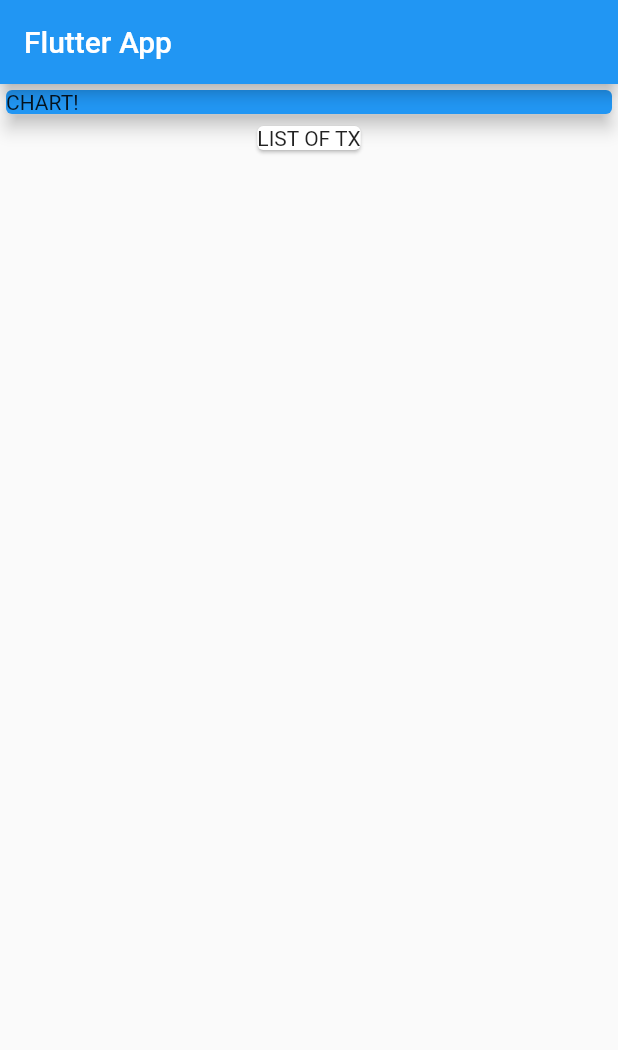
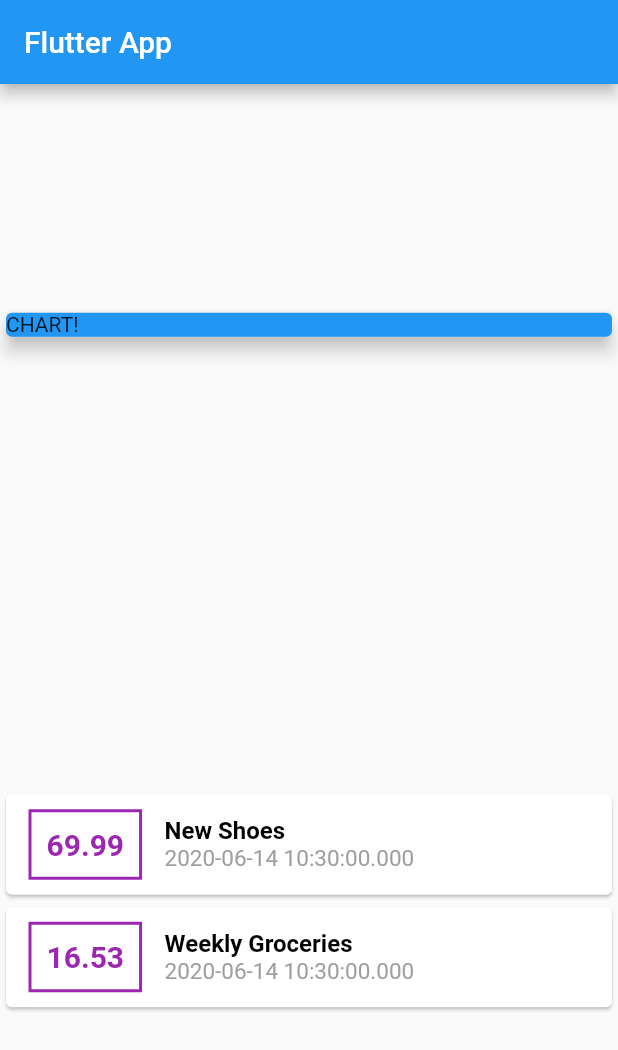
Before and after one commit to oliviasl/Expense-Tracker, a Flutter app: the screen it shows after launch, on a phone screen of 412 x 824 dp. Shown: the top 1050 px of the screen. Run offline on Flutter 3.47's test engine with Material 2 defaults, Android fonts, the phone set to English and light mode, and no system bars.

Commit message:
Added styling and list of transactions

```diff
--- a/lib/main.dart
+++ b/lib/main.dart
@@ -1,4 +1,6 @@
 import 'package:flutter/material.dart';
+
+import './transaction.dart';
 
 void main() => runApp(MyApp());
 
@@ -13,6 +15,21 @@ class MyApp extends StatelessWidget {
 }
 
 class MyHomePage extends StatelessWidget {
+  final List<Transaction> transactions = [
+    Transaction(
+      id: 't1',
+      title: "New Shoes",
+      amount: 69.99,
+      date: DateTime.now(),
+    ),
+    Transaction(
+      id: 't2',
+      title: "Weekly Groceries",
+      amount: 16.53,
+      date: DateTime.now(),
+    ),
+  ];
+
   @override
   Widget build(BuildContext context) {
     return Scaffold(
@@ -20,6 +37,8 @@ class MyHomePage extends StatelessWidget {
         title: Text('Flutter App'),
       ),
       body: Column(
+        mainAxisAlignment: MainAxisAlignment.spaceAround,
+        crossAxisAlignment: CrossAxisAlignment.stretch,
         children: <Widget>[
           Container(
             width: double.infinity,
@@ -29,8 +48,54 @@ class MyHomePage extends StatelessWidget {
               elevation: 5,
             ),
           ),
-          Card(
-            child: Text('LIST OF TX'),
+          Column(
+            children: transactions.map((tx) {
+              return Card(
+                child: Row(
+                  children: <Widget>[
+                    Container(
+                      margin: EdgeInsets.symmetric(
+                        vertical: 10,
+                        horizontal: 15,
+                      ),
+                      decoration: BoxDecoration(
+                        border: Border.all(
+                          color: Colors.purple,
+                          width: 2,
+                        ),
+                      ),
+                      padding: EdgeInsets.all(10),
+                      child: Text(
+                        tx.amount.toString(),
+                        style: TextStyle(
+                          fontWeight: FontWeight.bold,
+                          fontSize: 20,
+                          color: Colors.purple,
+                        ),
+                      ),
+                    ),
+                    Column(
+                      crossAxisAlignment: CrossAxisAlignment.start,
+                      children: <Widget>[
+                        Text(tx.title,
+                            style: TextStyle(
+                              color: Colors.black,
+                              fontSize: 16,
+                              fontWeight: FontWeight.bold,
+                            )),
+                        Text(
+                          tx.date.toString(),
+                          style: TextStyle(
+                            color: Colors.grey,
+                            fontSize: 15,
+                          ),
+                        ),
+                      ],
+                    ),
+                  ],
+                ),
+              );
+            }).toList(),
           ),
         ],
       ),
--- /dev/null
+++ b/lib/transaction.dart
@@ -0,0 +1,15 @@
+import 'package:flutter/foundation.dart';
+
+class Transaction {
+  String id;
+  String title;
+  double amount;
+  DateTime date;
+
+  Transaction({
+    @required this.id,
+    @required this.title,
+    @required this.amount,
+    @required this.date,
+  });
+}
```
